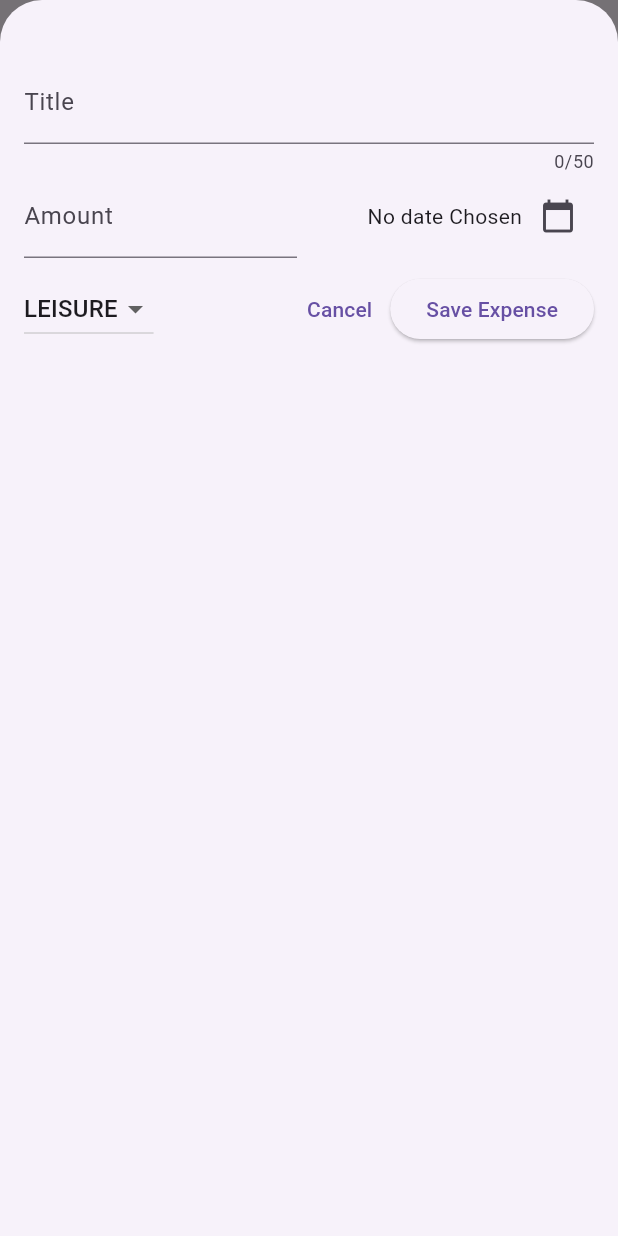
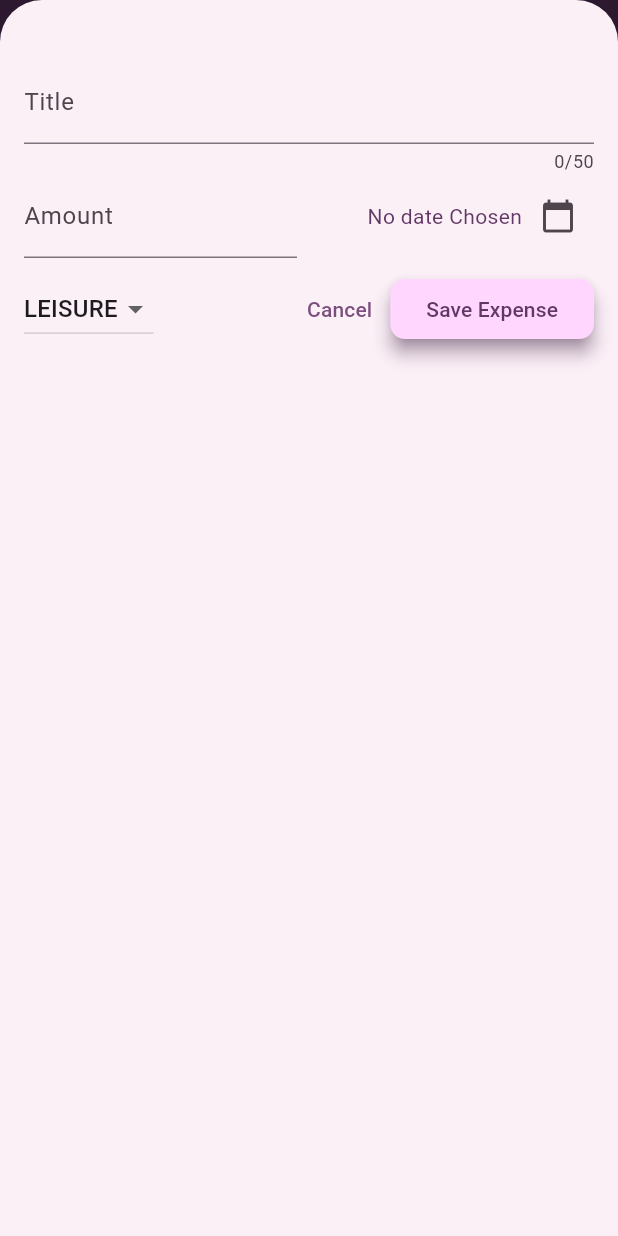
Before and after one commit to iArslanAly/expense_tracker_iii, a Flutter app: the screen it shows after launch, after a tap on the "add" icon, on a phone screen of 412 x 824 dp. Run offline on Flutter 3.47's test engine with Material 3 defaults, Android fonts, the phone set to English and light mode, and no system bars.

Commit message:
done with themeing

```diff
--- a/lib/main.dart
+++ b/lib/main.dart
@@ -1,11 +1,53 @@
 import 'package:flutter/material.dart';
 import 'package:expense_tracker_iii/widgets/expenses.dart';
+
+var kColorScheme =
+    ColorScheme.fromSeed(seedColor: const Color.fromARGB(255, 177, 45, 201));
 
 void main() {
   runApp(
     MaterialApp(
       debugShowCheckedModeBanner: false,
-      theme: ThemeData(useMaterial3: true),
+      theme: ThemeData().copyWith(
+        colorScheme: kColorScheme,
+        appBarTheme: AppBarTheme(
+          backgroundColor: kColorScheme.onPrimaryContainer,
+          foregroundColor: kColorScheme.primaryContainer,
+        ),
+        cardTheme: CardTheme(
+          color: kColorScheme.secondaryContainer,
+          elevation: BorderSide.strokeAlignOutside,
+          margin: const EdgeInsets.all(10),
+        ),
+        elevatedButtonTheme: ElevatedButtonThemeData(
+          style: ElevatedButton.styleFrom(
+            foregroundColor: kColorScheme.onPrimaryContainer,
+            backgroundColor: kColorScheme.primaryContainer,
+            elevation: 5,
+            shadowColor: kColorScheme.primary,
+            shape: RoundedRectangleBorder(
+              borderRadius: BorderRadius.circular(10),
+            ),
+          ),
+        ),
+        textTheme: ThemeData().textTheme.copyWith(
+              titleLarge: TextStyle(
+                color: kColorScheme.primaryContainer,
+                fontSize: 20,
+                fontWeight: FontWeight.bold,
+              ),
+              bodyLarge: TextStyle(
+                color: kColorScheme.onPrimaryContainer,
+                fontSize: 16,
+                fontWeight: FontWeight.normal,
+              ),
+              bodyMedium: TextStyle(
+                color: kColorScheme.onPrimaryContainer,
+                fontSize: 14,
+                fontWeight: FontWeight.normal,
+              ),
+            ),
+      ),
       home: const Expenses(),
     ),
   );
--- a/lib/widgets/expenses_list/expenses_list.dart
+++ b/lib/widgets/expenses_list/expenses_list.dart
@@ -18,6 +18,20 @@ class ExpensesList extends StatelessWidget {
       itemCount: expenses.length,
       itemBuilder: (ctx, index) => Dismissible(
         key: ValueKey(expenses[index]),
+        background: Container(
+          color: Theme.of(context).colorScheme.error,
+          alignment: Alignment.centerRight,
+          padding: const EdgeInsets.only(right: 20),
+          margin: const EdgeInsets.symmetric(
+            vertical: 4,
+            horizontal: 15,
+          ),
+          child: const Icon(
+            Icons.delete,
+            color: Colors.white,
+            size: 40,
+          ),
+        ),
         onDismissed: (direction) {
           onDeleteExpense(expenses[index]);
         },
```
